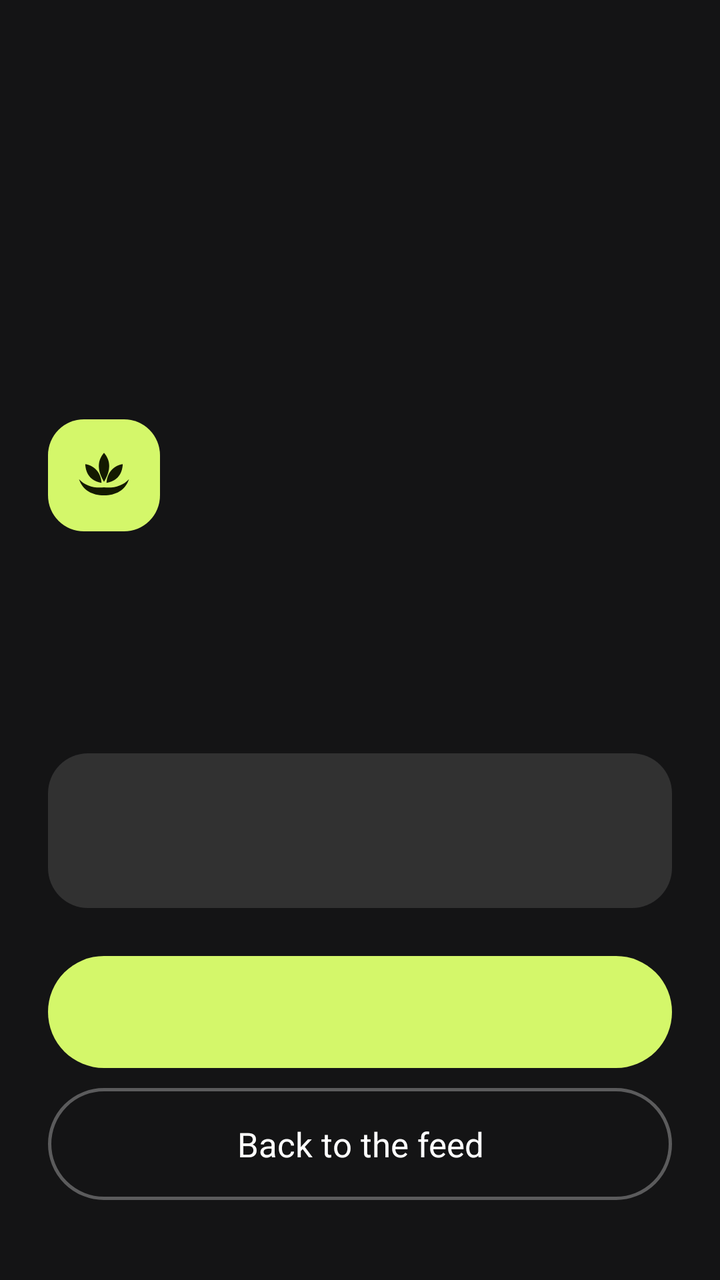
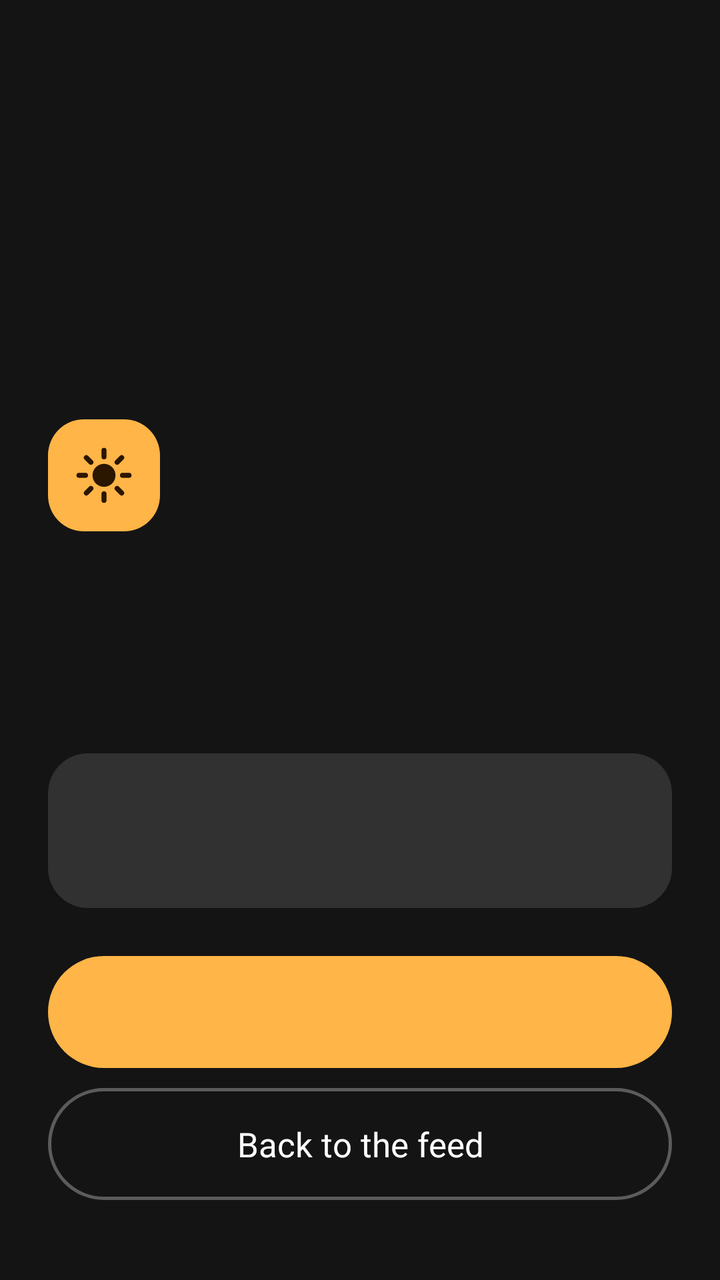

Before-and-after screenshots of an Android layout around one commit, followed by the original layout XML and the change that was made.
<!-- AndroidManifest.xml: application theme Theme.Pratyahara -->
<!-- res/layout/overlay_block.xml -->
<?xml version="1.0" encoding="utf-8"?>
<FrameLayout xmlns:android="http://schemas.android.com/apk/res/android"
    android:layout_width="match_parent"
    android:layout_height="match_parent"
    android:background="@color/overlay_bg"
    android:clickable="true"
    android:focusable="false">

    <LinearLayout
        android:id="@+id/card"
        android:layout_width="match_parent"
        android:layout_height="wrap_content"
        android:layout_gravity="bottom"
        android:orientation="vertical"
        android:paddingStart="24dp"
        android:paddingTop="24dp"
        android:paddingEnd="24dp"
        android:paddingBottom="40dp">

        <ImageView
            android:id="@+id/icon"
            android:layout_width="56dp"
            android:layout_height="56dp"
            android:background="@drawable/overlay_icon_bg"
            android:contentDescription="@null"
            android:padding="13dp"
            android:src="@drawable/ic_lotus"
            android:tint="@color/on_lime" />

        <TextView
            android:id="@+id/title"
            android:layout_width="match_parent"
            android:layout_height="wrap_content"
            android:layout_marginTop="12dp"
            android:fontFamily="sans-serif-black"
            android:letterSpacing="-0.02"
            android:lineSpacingMultiplier="0.95"
            android:textColor="@color/overlay_text"
            android:textSize="30sp" />

        <TextView
            android:id="@+id/body"
            android:layout_width="match_parent"
            android:layout_height="wrap_content"
            android:layout_marginTop="12dp"
            android:lineSpacingMultiplier="1.15"
            android:textColor="@color/overlay_text_muted"
            android:textSize="17sp" />

        <LinearLayout
            android:id="@+id/quote_card"
            android:layout_width="match_parent"
            android:layout_height="wrap_content"
            android:layout_marginTop="24dp"
            android:background="@drawable/overlay_quote"
            android:orientation="vertical"
            android:padding="16dp">

            <TextView
                android:id="@+id/quote"
                android:layout_width="match_parent"
                android:layout_height="wrap_content"
                android:lineSpacingMultiplier="1.1"
                android:textColor="@color/overlay_text"
                android:textSize="16sp" />

            <TextView
                android:id="@+id/quote_source"
                android:layout_width="match_parent"
                android:layout_height="wrap_content"
                android:layout_marginTop="6dp"
                android:textColor="@color/lime"
                android:textSize="13sp" />
        </LinearLayout>

        <TextView
            android:id="@+id/primary"
            android:layout_width="match_parent"
            android:layout_height="wrap_content"
            android:layout_marginTop="24dp"
            android:background="@drawable/overlay_button_primary"
            android:fontFamily="sans-serif-medium"
            android:gravity="center"
            android:minHeight="56dp"
            android:paddingStart="16dp"
            android:paddingEnd="16dp"
            android:textColor="@color/on_lime"
            android:textSize="17sp"
            android:textStyle="bold" />

        <TextView
            android:id="@+id/secondary"
            android:layout_width="match_parent"
            android:layout_height="wrap_content"
            android:layout_marginTop="10dp"
            android:background="@drawable/overlay_button_secondary"
            android:gravity="center"
            android:minHeight="56dp"
            android:text="@string/overlay_back"
            android:textColor="@color/overlay_text"
            android:textSize="17sp" />
    </LinearLayout>
</FrameLayout>
<!-- resources referenced by this layout -->
<resources>
  <color name="lime">#D4F76A</color>
  <color name="on_lime">#141A00</color>
  <color name="overlay_bg">#F70D0D0F</color>
  <color name="overlay_text">#FFFFFFFF</color>
  <color name="overlay_text_muted">#B3FFFFFF</color>
  <!-- drawable ic_lotus (drawable) -->
  <?xml version="1.0" encoding="utf-8"?>
  <vector xmlns:android="http://schemas.android.com/apk/res/android"
      android:width="24dp" android:height="24dp"
      android:viewportWidth="24" android:viewportHeight="24">
      <path android:fillColor="#FFFFFFFF" android:pathData="M12,3 C14.4,5.8 15.1,9.4 12,14.6 C8.9,9.4 9.6,5.8 12,3 Z" />
      <path android:fillColor="#FFFFFFFF" android:pathData="M4.5,7.5 C8.2,8.1 10.8,11 11,15 C7.3,14.4 4.7,12 4.5,7.5 Z" />
      <path android:fillColor="#FFFFFFFF" android:pathData="M19.5,7.5 C15.8,8.1 13.2,11 13,15 C16.7,14.4 19.3,12 19.5,7.5 Z" />
      <path android:fillColor="#FFFFFFFF" android:pathData="M2,13.5 C4.5,16.2 8,17.2 12,16.8 C16,17.2 19.5,16.2 22,13.5 C20.5,18 16.6,20 12,20 C7.4,20 3.5,18 2,13.5 Z" />
  </vector>
  <!-- drawable overlay_button_primary (drawable) -->
  <?xml version="1.0" encoding="utf-8"?>
  <shape xmlns:android="http://schemas.android.com/apk/res/android" android:shape="rectangle">
      <solid android:color="@color/lime" />
      <corners android:radius="28dp" />
  </shape>
  <!-- drawable overlay_button_secondary (drawable) -->
  <?xml version="1.0" encoding="utf-8"?>
  <shape xmlns:android="http://schemas.android.com/apk/res/android" android:shape="rectangle">
      <solid android:color="@android:color/transparent" />
      <stroke android:width="1.5dp" android:color="@color/overlay_outline" />
      <corners android:radius="28dp" />
  </shape>
  <!-- drawable overlay_icon_bg (drawable) -->
  <?xml version="1.0" encoding="utf-8"?>
  <shape xmlns:android="http://schemas.android.com/apk/res/android" android:shape="rectangle">
      <solid android:color="@color/lime" />
      <corners android:radius="18dp" />
  </shape>
  <!-- drawable overlay_quote (drawable) -->
  <?xml version="1.0" encoding="utf-8"?>
  <shape xmlns:android="http://schemas.android.com/apk/res/android" android:shape="rectangle">
      <solid android:color="@color/overlay_card" />
      <corners android:radius="20dp" />
  </shape>
  <string name="overlay_back">Back to the feed</string>
  <style name="Theme.Pratyahara" parent="android:Theme.Material.Light.NoActionBar">
          <item name="android:windowBackground">@color/surface</item>
          <item name="android:statusBarColor">@android:color/transparent</item>
          <item name="android:navigationBarColor">@android:color/transparent</item>
      </style>
  <color name="overlay_outline">#4DFFFFFF</color>
  <color name="overlay_card">#1FFFFFFF</color>
  <color name="surface">#F5F4EF</color>
</resources>

<!-- the commit's change to res/layout/overlay_block.xml (unified diff, before → after) -->
@@ -24,8 +24,8 @@
             android:background="@drawable/overlay_icon_bg"
             android:contentDescription="@null"
             android:padding="13dp"
-            android:src="@drawable/ic_lotus"
-            android:tint="@color/on_lime" />
+            android:src="@drawable/ic_sun"
+            android:tint="@color/on_sun" />
 
         <TextView
             android:id="@+id/title"
@@ -69,7 +69,7 @@
                 android:layout_width="match_parent"
                 android:layout_height="wrap_content"
                 android:layout_marginTop="6dp"
-                android:textColor="@color/lime"
+                android:textColor="@color/sun"
                 android:textSize="13sp" />
         </LinearLayout>
 
@@ -84,7 +84,7 @@
             android:minHeight="56dp"
             android:paddingStart="16dp"
             android:paddingEnd="16dp"
-            android:textColor="@color/on_lime"
+            android:textColor="@color/on_sun"
             android:textSize="17sp"
             android:textStyle="bold" />
 
<!-- resource entries referenced after the edit -->
@@ -1,24 +1,23 @@
 <!-- resources referenced by this layout -->
 <resources>
-  <color name="lime">#D4F76A</color>
-  <color name="on_lime">#141A00</color>
+  <color name="on_sun">#2B1600</color>
   <color name="overlay_bg">#F70D0D0F</color>
   <color name="overlay_text">#FFFFFFFF</color>
   <color name="overlay_text_muted">#B3FFFFFF</color>
-  <!-- drawable ic_lotus (drawable) -->
+  <color name="sun">#FFB547</color>
+  <!-- drawable ic_sun (drawable) -->
   <?xml version="1.0" encoding="utf-8"?>
   <vector xmlns:android="http://schemas.android.com/apk/res/android"
       android:width="24dp" android:height="24dp"
       android:viewportWidth="24" android:viewportHeight="24">
-      <path android:fillColor="#FFFFFFFF" android:pathData="M12,3 C14.4,5.8 15.1,9.4 12,14.6 C8.9,9.4 9.6,5.8 12,3 Z" />
-      <path android:fillColor="#FFFFFFFF" android:pathData="M4.5,7.5 C8.2,8.1 10.8,11 11,15 C7.3,14.4 4.7,12 4.5,7.5 Z" />
-      <path android:fillColor="#FFFFFFFF" android:pathData="M19.5,7.5 C15.8,8.1 13.2,11 13,15 C16.7,14.4 19.3,12 19.5,7.5 Z" />
-      <path android:fillColor="#FFFFFFFF" android:pathData="M2,13.5 C4.5,16.2 8,17.2 12,16.8 C16,17.2 19.5,16.2 22,13.5 C20.5,18 16.6,20 12,20 C7.4,20 3.5,18 2,13.5 Z" />
+      <path android:fillColor="#FFFFFFFF" android:pathData="M7.40,12.00 a4.60,4.60 0 1,0 9.20,0 a4.60,4.60 0 1,0 -9.20,0 Z" />
+      <path android:strokeColor="#FFFFFFFF" android:strokeWidth="2" android:strokeLineCap="round"
+          android:pathData="M19.40,12.00 L22.00,12.00 M17.23,17.23 L19.07,19.07 M12.00,19.40 L12.00,22.00 M6.77,17.23 L4.93,19.07 M4.60,12.00 L2.00,12.00 M6.77,6.77 L4.93,4.93 M12.00,4.60 L12.00,2.00 M17.23,6.77 L19.07,4.93" />
   </vector>
   <!-- drawable overlay_button_primary (drawable) -->
   <?xml version="1.0" encoding="utf-8"?>
   <shape xmlns:android="http://schemas.android.com/apk/res/android" android:shape="rectangle">
-      <solid android:color="@color/lime" />
+      <solid android:color="@color/sun" />
       <corners android:radius="28dp" />
   </shape>
   <!-- drawable overlay_button_secondary (drawable) -->
@@ -31,7 +30,7 @@
   <!-- drawable overlay_icon_bg (drawable) -->
   <?xml version="1.0" encoding="utf-8"?>
   <shape xmlns:android="http://schemas.android.com/apk/res/android" android:shape="rectangle">
-      <solid android:color="@color/lime" />
+      <solid android:color="@color/sun" />
       <corners android:radius="18dp" />
   </shape>
   <!-- drawable overlay_quote (drawable) -->
